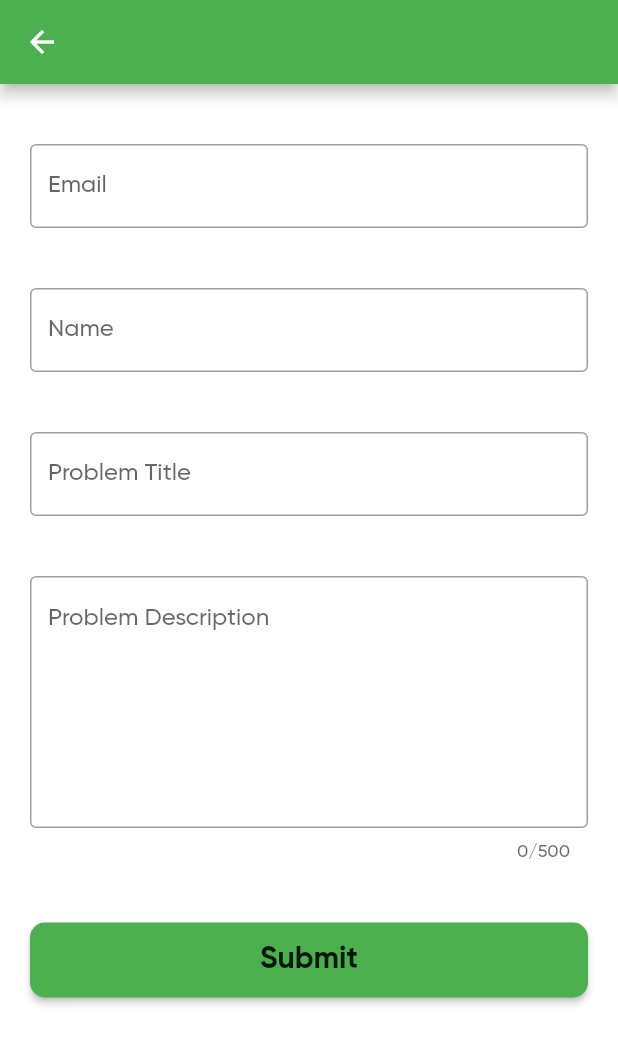
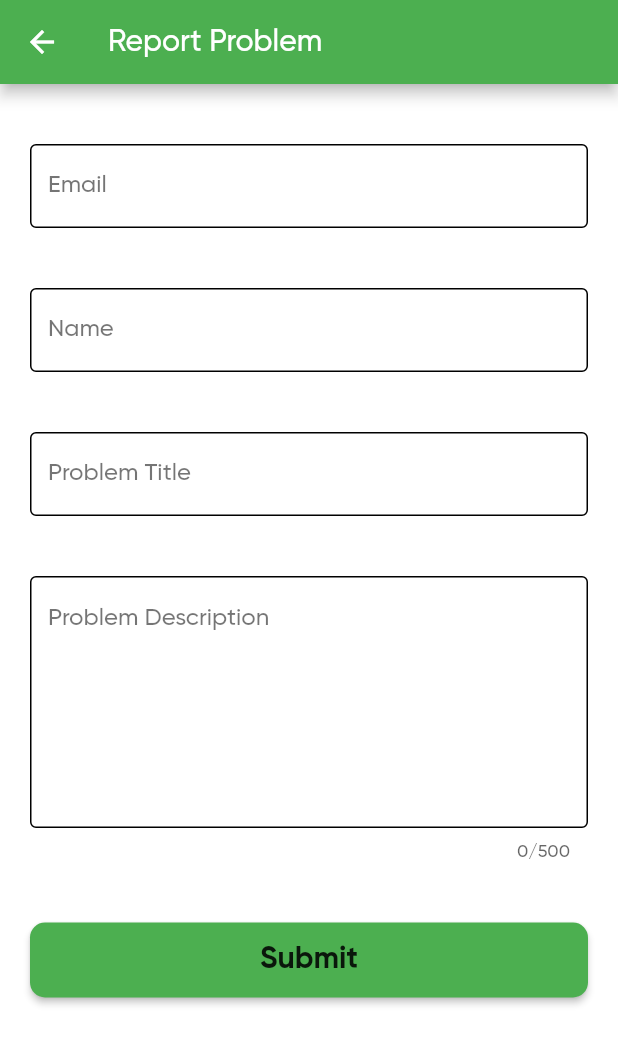
Before and after one commit to shashikantdwivedi/W3schools-noAds, a Flutter app: the ReportProblem screen opened by its route, on a phone screen of 412 x 824 dp. Shown: the top 1044 px of the screen. Run offline on Flutter 3.47's test engine with Material 2 defaults, Android fonts, the phone set to English and light mode, and no system bars; our stand-ins replace device_preview, firebase_messaging, share, sqflite, webview_flutter; accounts and stored records are empty.

Commit message:
Dark Mode applied on all implemented screens

```diff
--- a/lib/settings/reportProblem.dart
+++ b/lib/settings/reportProblem.dart
@@ -69,7 +69,10 @@ class _ReportProblem extends State<ReportProblem> {
             backgroundColor:
                 blackBoxProvider.getDarkMode ? Colors.black : Colors.white,
             key: _scaffoldKey,
-            appBar: AppBar(),
+            appBar: AppBar(
+              title: Text('Report Problem'),
+            ),
+
             body: Container(
               margin: EdgeInsets.only(top: 20),
               child: Form(
@@ -86,8 +89,27 @@ class _ReportProblem extends State<ReportProblem> {
                           });
                         },
                         keyboardType: TextInputType.emailAddress,
+                        style: TextStyle(
+                          color: blackBoxProvider.getDarkMode
+                              ? Colors.white
+                              : Colors.black
+                        ),
                         decoration: InputDecoration(
-                            labelText: 'Email', border: OutlineInputBorder()),
+                            labelText: 'Email',
+                            labelStyle: TextStyle(
+                                color: blackBoxProvider.getDarkMode
+                                    ? Colors.white60
+                                    : Colors.black54),
+                            border: OutlineInputBorder(
+                                borderSide: BorderSide(
+                                    color: blackBoxProvider.getDarkMode
+                                        ? Colors.white
+                                        : Colors.black)),
+                            enabledBorder: OutlineInputBorder(
+                                borderSide: BorderSide(
+                                    color: blackBoxProvider.getDarkMode
+                                        ? Colors.white
+                                        : Colors.black))),
                       ),
                     ),
                     Container(
@@ -100,8 +122,27 @@ class _ReportProblem extends State<ReportProblem> {
                           });
                         },
                         keyboardType: TextInputType.name,
+                        style: TextStyle(
+                            color: blackBoxProvider.getDarkMode
+                                ? Colors.white
+                                : Colors.black
+                        ),
                         decoration: InputDecoration(
-                            labelText: 'Name', border: OutlineInputBorder()),
+                            labelText: 'Name',
+                            labelStyle: TextStyle(
+                                color: blackBoxProvider.getDarkMode
+                                    ? Colors.white60
+                                    : Colors.black54),
+                            border: OutlineInputBorder(
+                                borderSide: BorderSide(
+                                    color: blackBoxProvider.getDarkMode
+                                        ? Colors.white
+                                        : Colors.black)),
+                            enabledBorder: OutlineInputBorder(
+                                borderSide: BorderSide(
+                                    color: blackBoxProvider.getDarkMode
+                                        ? Colors.white
+                                        : Colors.black))),
                       ),
                     ),
                     Container(
@@ -114,9 +155,27 @@ class _ReportProblem extends State<ReportProblem> {
                           });
                         },
                         keyboardType: TextInputType.text,
+                        style: TextStyle(
+                            color: blackBoxProvider.getDarkMode
+                                ? Colors.white
+                                : Colors.black
+                        ),
                         decoration: InputDecoration(
                             labelText: 'Problem Title',
-                            border: OutlineInputBorder()),
+                            labelStyle: TextStyle(
+                                color: blackBoxProvider.getDarkMode
+                                    ? Colors.white60
+                                    : Colors.black54),
+                            border: OutlineInputBorder(
+                                borderSide: BorderSide(
+                                    color: blackBoxProvider.getDarkMode
+                                        ? Colors.white
+                                        : Colors.black)),
+                            enabledBorder: OutlineInputBorder(
+                                borderSide: BorderSide(
+                                    color: blackBoxProvider.getDarkMode
+                                        ? Colors.white
+                                        : Colors.black))),
                       ),
                     ),
                     Container(
@@ -131,10 +190,28 @@ class _ReportProblem extends State<ReportProblem> {
                         maxLines: 8,
                         maxLength: 500,
                         keyboardType: TextInputType.text,
+                        style: TextStyle(
+                            color: blackBoxProvider.getDarkMode
+                                ? Colors.white
+                                : Colors.black
+                        ),
                         decoration: InputDecoration(
                             labelText: 'Problem Description',
+                            labelStyle: TextStyle(
+                                color: blackBoxProvider.getDarkMode
+                                    ? Colors.white60
+                                    : Colors.black54),
                             alignLabelWithHint: true,
-                            border: OutlineInputBorder()),
+                            border: OutlineInputBorder(
+                                borderSide: BorderSide(
+                                    color: blackBoxProvider.getDarkMode
+                                        ? Colors.white
+                                        : Colors.black)),
+                            enabledBorder: OutlineInputBorder(
+                                borderSide: BorderSide(
+                                    color: blackBoxProvider.getDarkMode
+                                        ? Colors.white
+                                        : Colors.black))),
                       ),
                     ),
                     Container(
```
